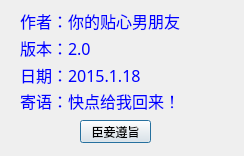
gymmer/LOVEU, file info.ui: the form before one commit.
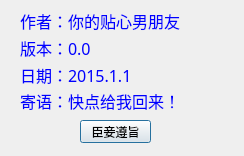
The form after the commit.

Diff of the .ui file:
```diff
--- a/info.ui
+++ b/info.ui
@@ -157,7 +157,7 @@
        </font>
       </property>
       <property name="text">
-       <string>版本：2.0</string>
+       <string>版本：0.0</string>
       </property>
      </widget>
     </item>
@@ -207,7 +207,7 @@
        </font>
       </property>
       <property name="text">
-       <string>日期：2015.1.18</string>
+       <string>日期：2015.1.1</string>
       </property>
      </widget>
     </item>
```
Left out of the diff: 8 changed lines with no effect on the pictures.
